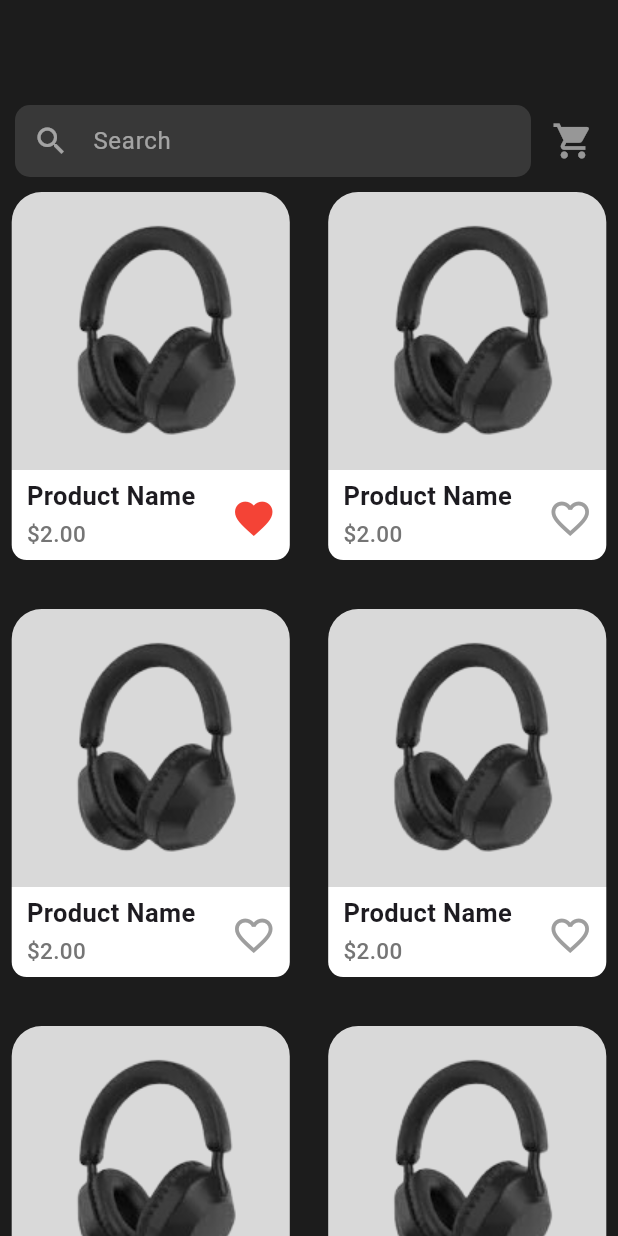
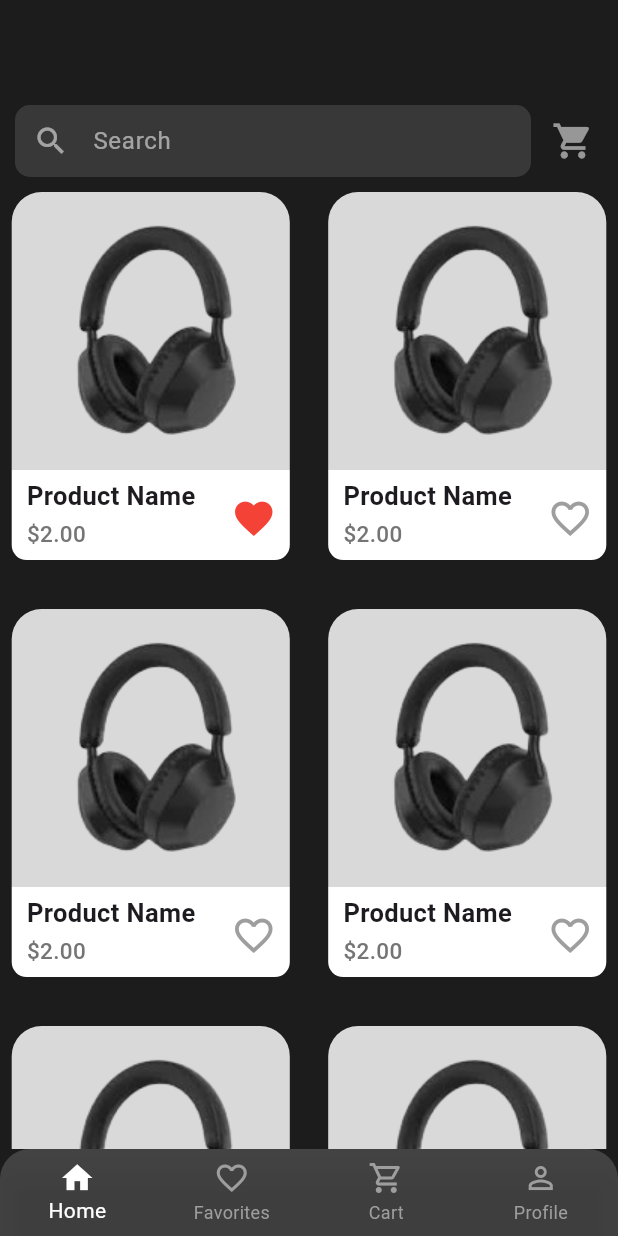
Before and after one commit to El-Qady/Store-App, a Flutter app: the screen it shows after launch, after a tap on the "favorite outline" icon, on a phone screen of 412 x 824 dp. Run offline on Flutter 3.47's test engine with Material 3 defaults, Android fonts, the phone set to English and light mode, and no system bars.

Commit message:
add bottom navigation in home view

```diff
--- a/lib/views/home_view.dart
+++ b/lib/views/home_view.dart
@@ -10,11 +10,48 @@ class HomeView extends StatefulWidget {
 }
 
 class _HomeViewState extends State<HomeView> {
-  final int _selectedIndex = 0;
+  int _selectedIndex = 0;
 
   @override
   Widget build(BuildContext context) {
     return Scaffold(
+      bottomNavigationBar: ClipRRect(
+        borderRadius: const BorderRadius.vertical(top: Radius.circular(20)),
+        child: BottomNavigationBar(
+          type: BottomNavigationBarType.fixed,
+          backgroundColor: Colors.grey.withOpacity(0.3),
+          selectedItemColor: Colors.white,
+          unselectedItemColor: Colors.grey,
+          onTap: (index) {
+            setState(() {
+              _selectedIndex = index;
+            });
+          },
+          currentIndex: _selectedIndex,
+          items: const [
+            BottomNavigationBarItem(
+              icon: Icon(Icons.home_outlined),
+              activeIcon: Icon(Icons.home),
+              label: 'Home',
+            ),
+            BottomNavigationBarItem(
+              icon: Icon(Icons.favorite_outline),
+              activeIcon: Icon(Icons.favorite),
+              label: 'Favorites',
+            ),
+            BottomNavigationBarItem(
+              icon: Icon(Icons.shopping_cart_outlined),
+              activeIcon: Icon(Icons.shopping_cart),
+              label: 'Cart',
+            ),
+            BottomNavigationBarItem(
+              icon: Icon(Icons.person_outline),
+              activeIcon: Icon(Icons.person),
+              label: 'Profile',
+            ),
+          ],
+        ),
+      ),
       backgroundColor: const Color(0xff1c1c1c),
       body: Column(
         children: [
```
